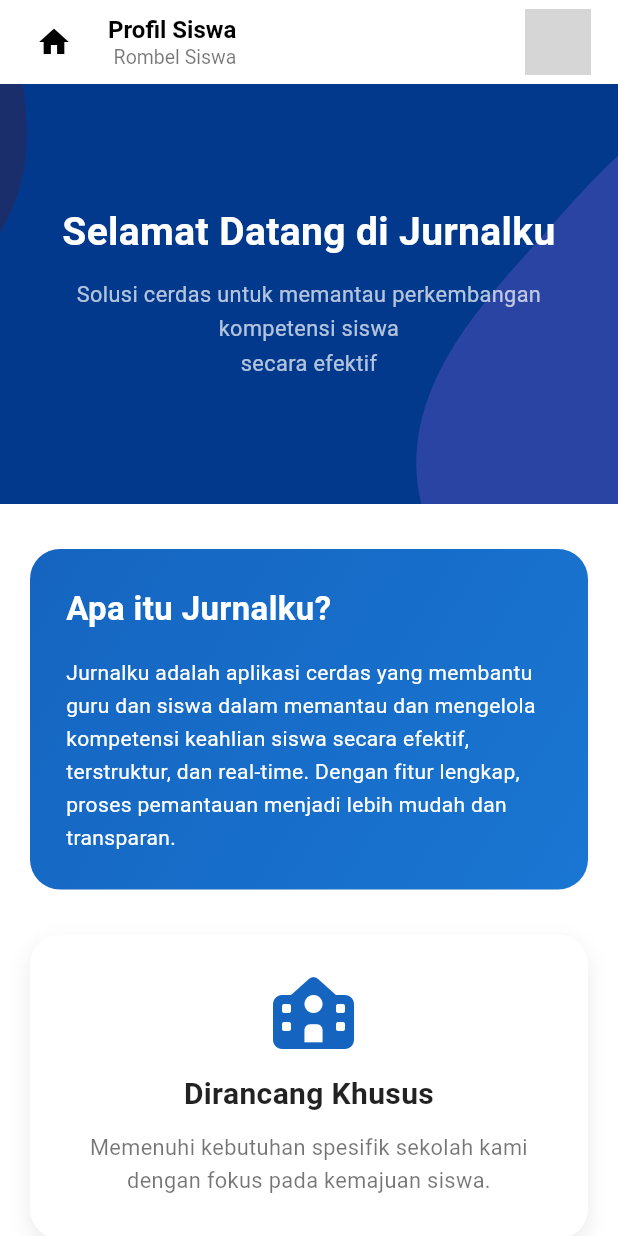
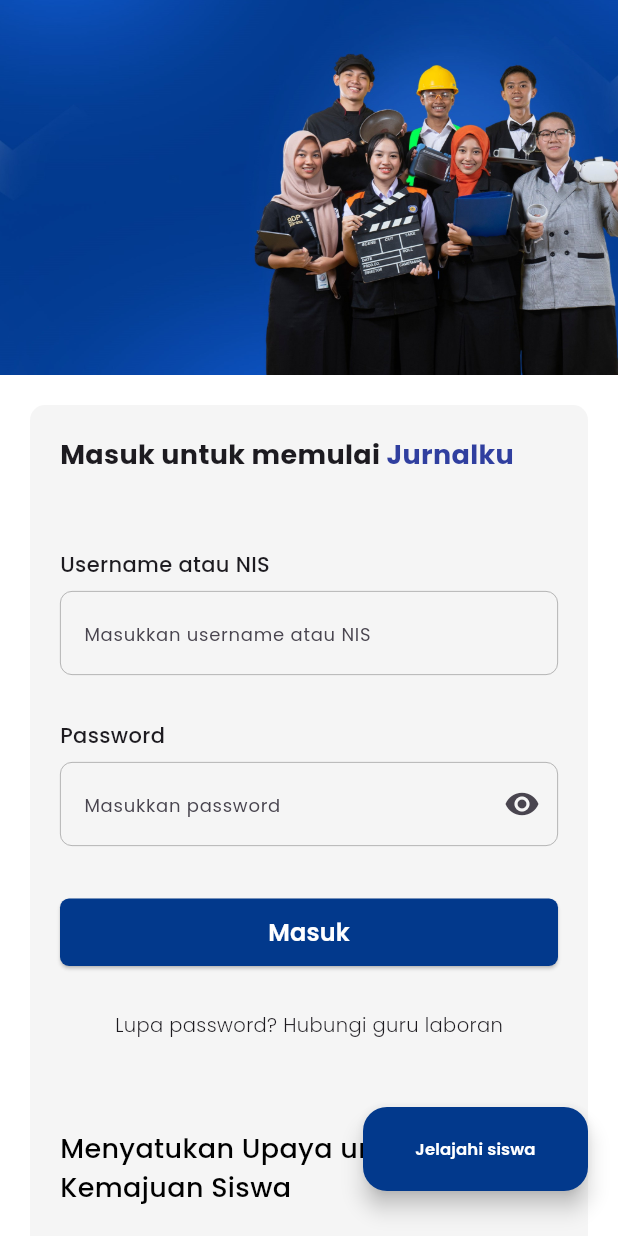
Before and after one commit to Mbgspanji/jurnalku, a Flutter app: the screen it shows after launch, on a phone screen of 412 x 824 dp. Run offline on Flutter 3.47's test engine with Material 3 defaults, Android fonts, the phone set to English and light mode, and no system bars; our stand-ins replace flutter_svg, font_awesome_flutter, google_fonts; grey boxes are pictures that could not be loaded.

Commit message:
first commit branch Fakhri

```diff
--- /dev/null
+++ b/lib/login.dart
@@ -0,0 +1,475 @@
+import 'package:flutter/material.dart';
+import 'package:google_fonts/google_fonts.dart';
+import 'package:font_awesome_flutter/font_awesome_flutter.dart';
+import 'dashboard.login.dart';
+
+class LoginPage extends StatelessWidget {
+  const LoginPage({super.key});
+
+  @override
+  Widget build(BuildContext context) {
+    return Scaffold(
+      backgroundColor: Colors.white,
+      body: Stack(
+        children: [
+          SingleChildScrollView(
+            child: Center(
+              child: Column(
+                children: [
+                SizedBox(
+                  height: 250,
+                  width: double.infinity,
+                  child: Image.asset(
+                    'assets/images/Banner.jpg',
+                    fit: BoxFit.cover,
+                  ),
+                ),
+                Container(
+                  width: double.infinity,
+                  margin: const EdgeInsets.only(top: 20, left: 20, right: 20, bottom: 20),
+                  decoration: BoxDecoration(
+                    color: Colors.grey[100],
+                    borderRadius: BorderRadius.circular(10),
+                  ),
+                  child: Padding(
+                    padding: const EdgeInsets.all(20),
+                    child: Column(
+                      crossAxisAlignment: CrossAxisAlignment.start,
+                      mainAxisAlignment: MainAxisAlignment.start,
+                      children: [
+                        Row(
+                          children: [
+                          Text(
+                            'Masuk untuk memulai ',
+                            style: GoogleFonts.poppins(
+                              fontSize: 18,
+                              fontWeight: FontWeight.w700,
+                            ),
+                          ),
+                          Text(
+                            'Jurnalku',
+                            style: GoogleFonts.poppins(
+                              fontSize: 18,
+                              fontWeight: FontWeight.w700,
+                              color: Colors.indigo[700],
+                            ),
+                          ),
+                        ],
+                      ),
+                      SizedBox(height: 50),
+                      Text(
+                        'Username atau NIS',
+                        style: GoogleFonts.poppins(
+                          fontSize: 14,
+                          fontWeight: FontWeight.w500,
+                        ),
+                      ),
+                      const SizedBox(height: 8),
+                      TextField(
+                        decoration: InputDecoration(
+                          hintText: 'Masukkan username atau NIS',
+                          hintStyle: GoogleFonts.poppins(
+                            fontSize: 12,
+                            fontWeight: FontWeight.w400
+                          ),
+                          filled: true,
+                          fillColor: Colors.grey[100],
+                          border: OutlineInputBorder(
+                            borderRadius: BorderRadius.circular(8),
+                            borderSide: const BorderSide(width: 0.5),
+                          ),
+                          enabledBorder: OutlineInputBorder(
+                            borderRadius: BorderRadius.circular(8),
+                            borderSide: const BorderSide(width: 0.5, color: Colors.grey),
+                          ),
+                        ),
+                      ),
+                      SizedBox(height: 30),
+                      Text(
+                        'Password',
+                        style: GoogleFonts.poppins(
+                          fontSize: 14,
+                          fontWeight: FontWeight.w500,
+                        ),
+                      ),
+                      const SizedBox(height: 8),
+                      TextField(
+                        obscureText: true,
+                        decoration: InputDecoration(
+                          hintText: 'Masukkan password',
+                          hintStyle: GoogleFonts.poppins(
+                            fontSize: 12,
+                            fontWeight: FontWeight.w400
+                          ),
+                          filled: true,
+                          fillColor: Colors.grey[100],
+                          border: OutlineInputBorder(
+                            borderRadius: BorderRadius.circular(8),
+                            borderSide: const BorderSide(width: 0.5),
+                          ),
+                          enabledBorder: OutlineInputBorder(
+                            borderRadius: BorderRadius.circular(8),
+                            borderSide: const BorderSide(width: 0.5, color: Colors.grey),
+                          ),
+                          suffixIcon: Icon(Icons.remove_red_eye_sharp),
+                        ),
+                      ),
+                      SizedBox(height: 35),
+                      Center(
+                        child: SizedBox(
+                          width: double.infinity,
+                          height: 45,
+                          child: ElevatedButton(
+                            style: ElevatedButton.styleFrom(
+                              backgroundColor: Color.fromARGB(255, 2, 57, 140),
+                              shape: RoundedRectangleBorder(
+                                borderRadius: BorderRadius.circular(6),
+                              ),
+                            ),
+                            onPressed: () {
+                              Navigator.push(
+                                context,
+                                MaterialPageRoute(builder: (context) => DashboardLogin()),
+                              );
+                            },
+                            child: Text(
+                              'Masuk',
+                              style: GoogleFonts.poppins(
+                                color: Colors.white,
+                                fontSize: 16,
+                                fontWeight: FontWeight.w600,
+                              ),
+                            ),
+                          ),
+                        ),
+                      ),
+                      SizedBox(height: 30),
+                      Center(
+                        child: Text(
+                          'Lupa password? Hubungi guru laboran',
+                          style: GoogleFonts.poppins(
+                            fontSize: 13,
+                            fontWeight: FontWeight.w300,
+                          ),
+                        ),
+                      ),
+                      const SizedBox(height: 60),
+                      Center(
+                        child: Text(
+                          "Menyatukan Upaya untuk Kemajuan Siswa",
+                          style: GoogleFonts.poppins(
+                            fontSize: 18,
+                            fontWeight: FontWeight.w500,
+                            color: Colors.black,
+                          ),
+                        ),
+                      ),
+                      SizedBox(height: 20),
+                      Center(
+                        child: Text(
+                          'Jurnalku adalah aplikasi cerdas yang \n membantu guru dan siswa dalam memantau \n dan mengelola kompetensi keahlian siswa \n secara efektif.',
+                          style: GoogleFonts.poppins(
+                            fontSize: 14,
+                            fontWeight: FontWeight.w300,
+                            color: Colors.black,
+                          ),
+                          textAlign: TextAlign.center,
+                        ),
+                      ),
+                    ],
+                    ),
+                  ),
+                ),
+                SizedBox(height: 50),
+                Card(
+                  color: Colors.white,
+                  margin: const EdgeInsets.symmetric(horizontal: 20),
+                  shape: RoundedRectangleBorder(
+                    borderRadius: BorderRadius.circular(12),
+                  ),
+                  child: Padding(
+                    padding: const EdgeInsets.all(20),
+                    child: Column(
+                      crossAxisAlignment: CrossAxisAlignment.start,
+                      children: [
+                        Text(
+                          'Dirancang Untuk Sekolah Kami',
+                          style: GoogleFonts.poppins(
+                            fontSize: 16,
+                            fontWeight: FontWeight.w600,
+                          ),
+                        ),
+                        const SizedBox(height: 8),
+                        Text(
+                          'Dikembangkan khusus untuk memenuhi kebutuhan sekolah kami dengan fokus pada kemajuan siswa kami.',
+                          style: GoogleFonts.poppins(
+                            fontSize: 14,
+                            fontWeight: FontWeight.w300,
+                          ),
+                        ),
+                      ],
+                    ),
+                  ),
+                ),
+                SizedBox(height: 30),
+                Card(
+                  color: Colors.white,
+                  margin: const EdgeInsets.symmetric(horizontal: 20),
+                  shape: RoundedRectangleBorder(
+                    borderRadius: BorderRadius.circular(12),
+                  ),
+                  child: Padding(
+                    padding: const EdgeInsets.all(20),
+                    child: Column(
+                      crossAxisAlignment: CrossAxisAlignment.start,
+                      children: [
+                        Text(
+                          'Pemantauan yang Tersturktur',
+                          style: GoogleFonts.poppins(
+                            fontSize: 16,
+                            fontWeight: FontWeight.w600,
+                          ),
+                        ),
+                        const SizedBox(height: 8),
+                        Text(
+                          'Memudahkan guru dalam menyusun dan memantau daftar kompetensi keahlian yang harus dikuasai siswa.',
+                          style: GoogleFonts.poppins(
+                            fontSize: 14,
+                            fontWeight: FontWeight.w300,
+                          ),
+                        ),
+                      ],
+                    ),
+                  ),
+                ),
+                SizedBox(height: 30),
+                Card(
+                  color: Colors.white,
+                  margin: const EdgeInsets.symmetric(horizontal: 20),
+                  shape: RoundedRectangleBorder(
+                    borderRadius: BorderRadius.circular(12),
+                  ),
+                  child: Padding(
+                    padding: const EdgeInsets.all(20),
+                    child: Column(
+                      crossAxisAlignment: CrossAxisAlignment.start,
+                      children: [
+                        Text(
+                          'Fitur Praktis dan Bermanfaat',
+                          style: GoogleFonts.poppins(
+                            fontSize: 16,
+                            fontWeight: FontWeight.w600,
+                          ),
+                        ),
+                        const SizedBox(height: 8),
+                        Text(
+                          'Termasuk reminder otomatis, grafik perkembangan, dan analisis mendalam untuk efektivitas belajar.',
+                          style: GoogleFonts.poppins(
+                            fontSize: 14,
+                            fontWeight: FontWeight.w300,
+                          ),
+                        ),
+                      ],
+                    ),
+                  ),
+                ),
+                SizedBox(height: 30),
+                Card(
+                  color: Colors.white,
+                  margin: const EdgeInsets.symmetric(horizontal: 20),
+                  shape: RoundedRectangleBorder(
+                    borderRadius: BorderRadius.circular(12),
+                  ),
+                  child: Padding(
+                    padding: const EdgeInsets.all(20),
+                    child: Column(
+                      crossAxisAlignment: CrossAxisAlignment.start,
+                      children: [
+                        Text(
+                          'Pengajuan Kompetensi oleh Siswa',
+                          style: GoogleFonts.poppins(
+                            fontSize: 16,
+                            fontWeight: FontWeight.w600,
+                          ),
+                        ),
+                        const SizedBox(height: 8),
+                        Text(
+                          'Siswa dapat mengajukan kompetensi yang telah dikuasai untuk diverifikasi oleh guru.',
+                          style: GoogleFonts.poppins(
+                            fontSize: 14,
+                            fontWeight: FontWeight.w300,
+                          ),
+                        ),
+                      ],
+                    ),
+                  ),
+                ),
+                SizedBox(height: 30),
+                Card(
+                  color: Colors.white,
+                  margin: const EdgeInsets.symmetric(horizontal: 20),
+                  shape: RoundedRectangleBorder(
+                    borderRadius: BorderRadius.circular(12),
+                  ),
+                  child: Padding(
+                    padding: const EdgeInsets.all(20),
+                    child: Column(
+                      crossAxisAlignment: CrossAxisAlignment.start,
+                      children: [
+                        Text(
+                          'Validasi dan Tanda Tangan Guru',
+                          style: GoogleFonts.poppins(
+                            fontSize: 16,
+                            fontWeight: FontWeight.w600,
+                          ),
+                        ),
+                        const SizedBox(height: 8),
+                        Text(
+                          'Setiap kompetensi yang disetujui akan diberikan tanda terima dan tanda tangan guru sebagai bukti.',
+                          style: GoogleFonts.poppins(
+                            fontSize: 14,
+                            fontWeight: FontWeight.w300,
+                          ),
+                        ),
+                      ],
+                    ),
+                  ),
+                ),
+                 SizedBox(height: 30),
+                Card(
+                  color: Colors.white,
+                  margin: const EdgeInsets.symmetric(horizontal: 20),
+                  shape: RoundedRectangleBorder(
+                    borderRadius: BorderRadius.circular(12),
+                  ),
+                  child: Padding(
+                    padding: const EdgeInsets.all(20),
+                    child: Column(
+                      crossAxisAlignment: CrossAxisAlignment.start,
+                      children: [
+                        Text(
+                          'Pantauan Real-Time dan Transpanran',
+                          style: GoogleFonts.poppins(
+                            fontSize: 16,
+                            fontWeight: FontWeight.w600,
+                          ),
+                        ),
+                        const SizedBox(height: 8),
+                        Text(
+                          'Monitoring langsung, menciptakan lingkungan belajar yang efisien',
+                          style: GoogleFonts.poppins(
+                            fontSize: 14,
+                            fontWeight: FontWeight.w300,
+                          ),
+                        ),
+                      ],
+                    ),
+                  ),
+                ),
+                SizedBox(height: 30),
+                Container(
+                  width: double.infinity,
+                  height: 200,
+                  decoration: BoxDecoration(
+                    color: Color.fromARGB(255, 2, 57, 140),
+                  ),
+                  child: Padding(
+                    padding: const EdgeInsets.all(16.0),
+                    child: Row(
+                      mainAxisAlignment: MainAxisAlignment.spaceBetween,
+                      children: [
+                        Expanded(
+                          child: Column(
+                            mainAxisAlignment: MainAxisAlignment.center,
+                            crossAxisAlignment: CrossAxisAlignment.start,
+                            children: [
+                              Text(
+                                'Jurnalku',
+                                style: GoogleFonts.poppins(
+                                  fontSize: 18,
+                                  fontWeight: FontWeight.w700,
+                                  color: Colors.white,
+                                ),
+                              ),
+                              const SizedBox(height: 8),
+                              Text(
+                                '© GEN-28 PPLG SMK Wikrama Bogor',
+                                style: GoogleFonts.poppins(
+                                  fontSize: 12,
+                                  fontWeight: FontWeight.w400,
+                                  color: Colors.white70,
+                                ),
+                              ),
+                              const SizedBox(height: 4),
+                              Text(
+                                'Menyatukan Upaya untuk Kemajuan Siswa',
+                                style: GoogleFonts.poppins(
+                                  fontSize: 11,
+                                  fontWeight: FontWeight.w300,
+                                  color: Colors.white70,
+                                ),
+                              ),
+                            ],
+                          ),
+                        ),
+                        Column(
+                          mainAxisAlignment: MainAxisAlignment.center,
+                          children: [
+                            IconButton(
+                              icon: FaIcon(FontAwesomeIcons.whatsapp, color: Colors.white, size: 24),
+                              onPressed: () {
+                                Navigator.push(
+                                  context,
+                                  MaterialPageRoute(builder: (context) => DashboardLogin()),
+                                );
+                              },
+                              tooltip: 'WhatsApp',
+                            ),
+                            IconButton(
+                              icon: FaIcon(FontAwesomeIcons.instagram, color: Colors.white, size: 24),
+                              onPressed: () {},
+                              tooltip: 'Instagram',
+                            ),
+                            IconButton(
+                              icon: FaIcon(FontAwesomeIcons.linkedin, color: Colors.white, size: 24),
+                              onPressed: () {},
+                              tooltip: 'LinkedIn',
+                            ),
+                            IconButton(
+                              icon: FaIcon(FontAwesomeIcons.youtube, color: Colors.white, size: 24),
+                              onPressed: () {},
+                              tooltip: 'Youtube',
+                            ),
+                          ],
+                        ),
+                      ],
+                    ),
+                  ),
+                )
+                ],
+              ),
+            ),
+          ),
+          Positioned(
+            bottom: 30,
+            right: 20,
+            width: 150,
+            child: FloatingActionButton(
+              backgroundColor: Color.fromARGB(255, 2, 57, 140),
+              onPressed: () {},
+              child: Text(
+                'Jelajahi siswa',
+                style: GoogleFonts.poppins(
+                  color: Colors.white,
+                  fontSize: 11,
+                  fontWeight: FontWeight.w600,
+                ),
+                textAlign: TextAlign.center,
+              ),
+            ),
+          ),
+        ],
+      ),
+    );
+  }
+}
--- a/lib/main.dart
+++ b/lib/main.dart
@@ -1,6 +1,7 @@
 import 'package:flutter/material.dart';
 import 'dashboard.login.dart';
 import 'account-settings.dart';
+import 'login.dart';
 
 void main() {
   runApp(const MyApp());
@@ -15,7 +16,7 @@ class MyApp extends StatelessWidget {
     return MaterialApp(
       debugShowCheckedModeBanner: false,
       title: 'Jurnalku',
-      home: const DashboardLogin(),
+      home: const LoginPage(),
     );
   }
 }
--- a/pubspec.yaml
+++ b/pubspec.yaml
@@ -35,7 +35,7 @@ dependencies:
   # Use with the CupertinoIcons class for iOS style icons.
   cupertino_icons: ^1.0.8
   flutter_svg: ^2.0.10
-  font_awesome_flutter: ^10.4.0
+  font_awesome_flutter: ^10.12.0
   google_fonts: ^6.3.2
 
 dev_dependencies:
```
Also changed, not shown: assets/images/Banner.jpg (added), pubspec.lock, 1 other file.
